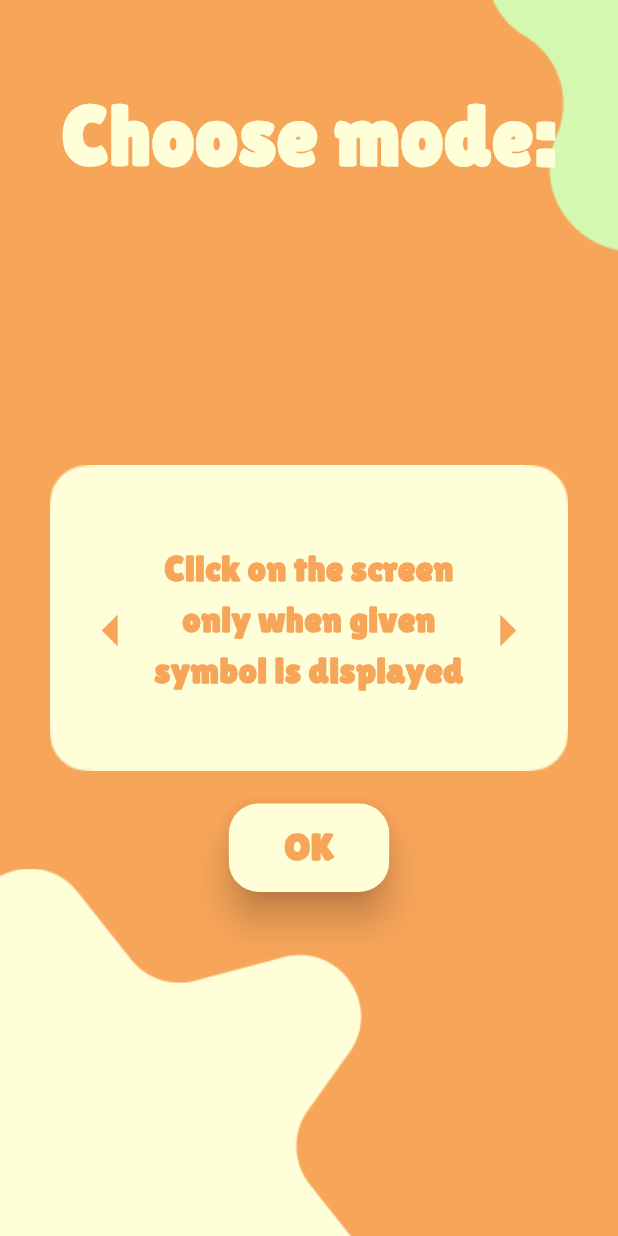
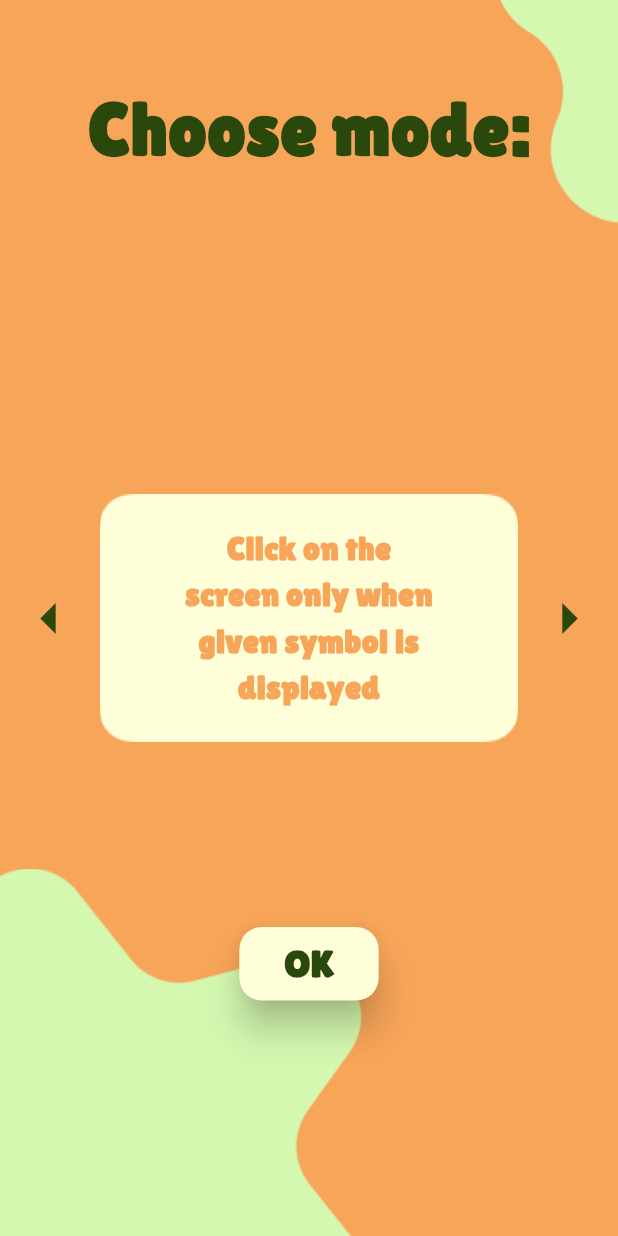
Before and after one commit to amela-akija/animattio_mobile_app, a Flutter app: the ModePage screen opened directly, on a phone screen of 412 x 824 dp. Run offline on Flutter 3.47's test engine with Material 3 defaults, Android fonts, the phone set to English and light mode, and no system bars.

Commit message:
responsive ui

```diff
--- a/lib/avatar_page.dart
+++ b/lib/avatar_page.dart
@@ -30,6 +30,7 @@ class _ChosenAvatarState extends State<AvatarPage> {
 
   @override
   Widget build(BuildContext context) {
+
     //Strings
     String pageTitle = "Choose your avatar";
     String chooseButton = "Choose";
@@ -54,8 +55,8 @@ class _ChosenAvatarState extends State<AvatarPage> {
             top: 0,
             right: 0,
             child: SizedBox(
-              width: width * 0.1,
-              height: height * 0.2,
+              width: width * 0.5,
+              height: height * 0.5,
               child: FittedBox(
                 fit: BoxFit.cover,
                 child: Image.asset(
--- a/lib/main.dart
+++ b/lib/main.dart
@@ -5,11 +5,11 @@
 //import 'package:animattio_mobile_app/avatar_page.dart';
 //import 'package:animattio_mobile_app/main_page.dart';
 //import 'package:animattio_mobile_app/avatar_page.dart';
-//import 'package:animattio_mobile_app/mode_page.dart';
 //import 'package:animattio_mobile_app/theme_page.dart';
 //import 'package:animattio_mobile_app/theme_page.dart';
+//import 'package:animattio_mobile_app/start_game_page.dart';
+import 'package:animattio_mobile_app/mode_page.dart';
 //import 'package:animattio_mobile_app/user_page.dart';
-import 'package:animattio_mobile_app/start_game_page.dart';
 import 'package:flutter/material.dart';
 
 //import 'main_page.dart';
@@ -27,7 +27,7 @@ class MyApp extends StatelessWidget {
   Widget build(BuildContext context) {
     return const MaterialApp(
       debugShowCheckedModeBanner: false,
-      home:StartGamePage(),
+      home:ModePage(),
     );
   }
 }
--- a/lib/mode_page.dart
+++ b/lib/mode_page.dart
@@ -5,57 +5,69 @@ class ModePage extends StatefulWidget {
   const ModePage({super.key});
 
   @override
-  _ModePageState createState() => _ModePageState();
+  _ChooseModeState createState() => _ChooseModeState();
 }
 
-class _ModePageState extends State<ModePage> {
+class _ChooseModeState extends State<ModePage> {
   List<String> modes = [
     "Click on the screen only when given symbol is displayed",
     "Click on the screen only when given symbol is NOT displayed"
   ];
-  int currentIndex = 0;
+  int currentMode = 0;
 
   void _showNextMode() {
     setState(() {
-      currentIndex = (currentIndex + 1) % modes.length;
+      currentMode = (currentMode + 1) % modes.length;
     });
   }
 
   void _showPreviousMode() {
     setState(() {
-      currentIndex = (currentIndex - 1 + modes.length) % modes.length;
+      currentMode = (currentMode - 1 + modes.length) % modes.length;
     });
   }
 
   @override
   Widget build(BuildContext context) {
+    //Strings
     String themeTitle = "Choose mode:";
+
+    //Colors
     Color pageColor = const Color(0xFFF7A559);
     Color buttonColor = const Color(0xFFFEFFD9);
     Color fontColor = const Color(0xFFF7A559);
-    Color titleColor = const Color(0xFFFEFFD9);
+    Color arrowColor = const Color(0xFF2A470C);
+    Color titleColor = const Color(0xFF2A470C);
+
+    //Size
+    dynamic deviceSize, height, width;
+    deviceSize = MediaQuery.of(context).size;
+    height = deviceSize.height;
+    width = deviceSize.width;
 
     return Scaffold(
       backgroundColor: pageColor,
       body: Stack(
         children: <Widget>[
-          Center(
-            child: Transform.scale(
-              scale: 1.3,
+         Stack( children: [
+          Positioned(
+            left: 0,
+            bottom: 0,
+            child: Align(
+              alignment: Alignment.bottomLeft,
               child: Image.asset(
-                'assets/mode_page/mode_field.png',
+                'assets/mode_page/star_mode_1.png',
               ),
             ),
           ),
-          Positioned(
-            left: 0,
-            bottom: 0,
-            child: Transform.translate(
-              offset: const Offset(0, 0),
-              child: Transform.scale(
-                scale: 1,
+            Center(
+                child: SizedBox(
+                  width: width * 0.2,
+                  height: height * 0.2,
+                  child: FittedBox(
+                    fit: BoxFit.cover,
                     child: Image.asset(
-                  'assets/mode_page/star_mode_1.png',
+                      'assets/mode_page/mode_field.png',
                     ),
                   ),
                 ),
@@ -63,16 +75,14 @@ class _ModePageState extends State<ModePage> {
           Positioned(
             right: 0,
             top: 0,
-            child: Transform.translate(
-              offset: const Offset(5, 0),
-              child: Transform.scale(
-                scale: 1,
+            width: width * 0.2,
+            child: Align(
+              alignment: Alignment.topRight,
               child: Image.asset(
                 'assets/mode_page/star_mode_2.png',
               ),
             ),
-            ),
-          ),
+          ),],),
           Positioned(
             top: 50,
             left: 0,
@@ -82,7 +92,7 @@ class _ModePageState extends State<ModePage> {
                 themeTitle,
                 style: TextStyle(
                   color: titleColor,
-                  fontSize: 56,
+                  fontSize: 50,
                   fontFamily: "Lilita One",
                   fontWeight: FontWeight.bold,
                 ),
@@ -91,41 +101,43 @@ class _ModePageState extends State<ModePage> {
           ),
           Center(
             child: Container(
-              padding: const EdgeInsets.symmetric(horizontal: 20),
+              padding: const EdgeInsets.symmetric(horizontal: 15),
               constraints: BoxConstraints(
-                maxWidth: MediaQuery.of(context).size.width * 0.6,
+                maxWidth: deviceSize.width * 0.5,
               ),
               child: Text(
-                modes[currentIndex],
+                modes[currentMode],
                 style: TextStyle(
                   color: fontColor,
                   fontFamily: "Lilita One",
-                  fontSize: 24,
+                  fontSize: 22,
                   fontWeight: FontWeight.bold,
                 ),
                 textAlign: TextAlign.center,
               ),
             ),
           ),
-          Positioned(
-            left: MediaQuery.of(context).size.width * 0.1,
-            top: MediaQuery.of(context).size.height * 0.47,
+          Stack(
+            children: [
+              Align(
+                alignment: Alignment.centerLeft,
                 child: IconButton(
-              icon: Icon(Icons.arrow_left, color: fontColor, size: 50),
+                  icon: Icon(Icons.arrow_left, color: arrowColor, size: 50),
                   onPressed: _showPreviousMode,
                 ),
               ),
-          Positioned(
-            right: MediaQuery.of(context).size.width * 0.1,
-            top: MediaQuery.of(context).size.height * 0.47,
+              Align(
+                alignment: Alignment.centerRight,
                 child: IconButton(
-              icon: Icon(Icons.arrow_right, color: fontColor, size: 50),
+                  icon: Icon(Icons.arrow_right, color: arrowColor, size: 50),
                   onPressed: _showNextMode,
                 ),
               ),
+            ],
+          ),
           Positioned(
-            top: MediaQuery.of(context).size.height * 0.65,
-            width: MediaQuery.of(context).size.width,
+            top: deviceSize.height * 0.75,
+            width: deviceSize.width,
             child: Center(
               child: ElevatedButton(
                 onPressed: () {
@@ -137,19 +149,20 @@ class _ModePageState extends State<ModePage> {
                 },
                 style: ElevatedButton.styleFrom(
                   backgroundColor: buttonColor,
-                  padding: const EdgeInsets.symmetric(horizontal: 37, vertical: 15),
+                  padding:
+                      const EdgeInsets.symmetric(horizontal: 30, vertical: 10),
                   textStyle: const TextStyle(
                       fontSize: 25,
                       fontFamily: 'Lilita One',
                       fontWeight: FontWeight.w900),
                   shape: RoundedRectangleBorder(
-                    borderRadius: BorderRadius.circular(20),
+                    borderRadius: BorderRadius.circular(15),
                   ),
                   elevation: 10,
                 ),
                 child: Text(
                   'OK',
-                  style: TextStyle(color: fontColor),
+                  style: TextStyle(color: arrowColor),
                 ),
               ),
             ),
```
Also changed, not shown: lib/user_page.dart (+46 -29 lines), assets/mode_page/star_mode_1.png. Lines whose indentation alone changed are shown as unchanged.
